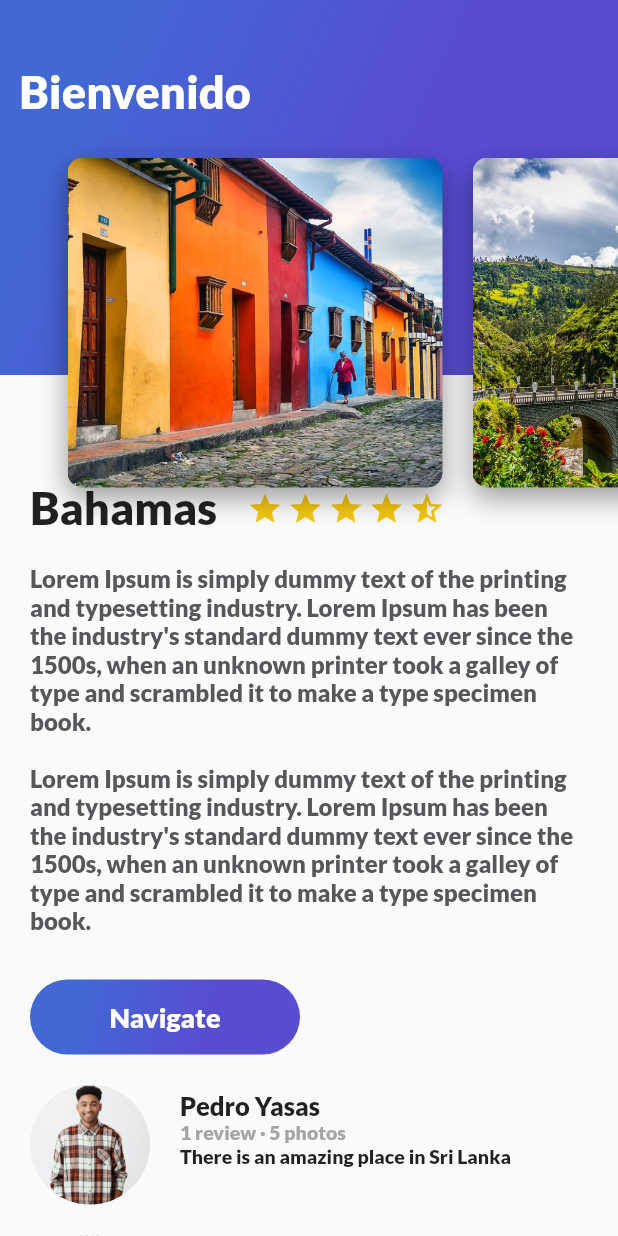
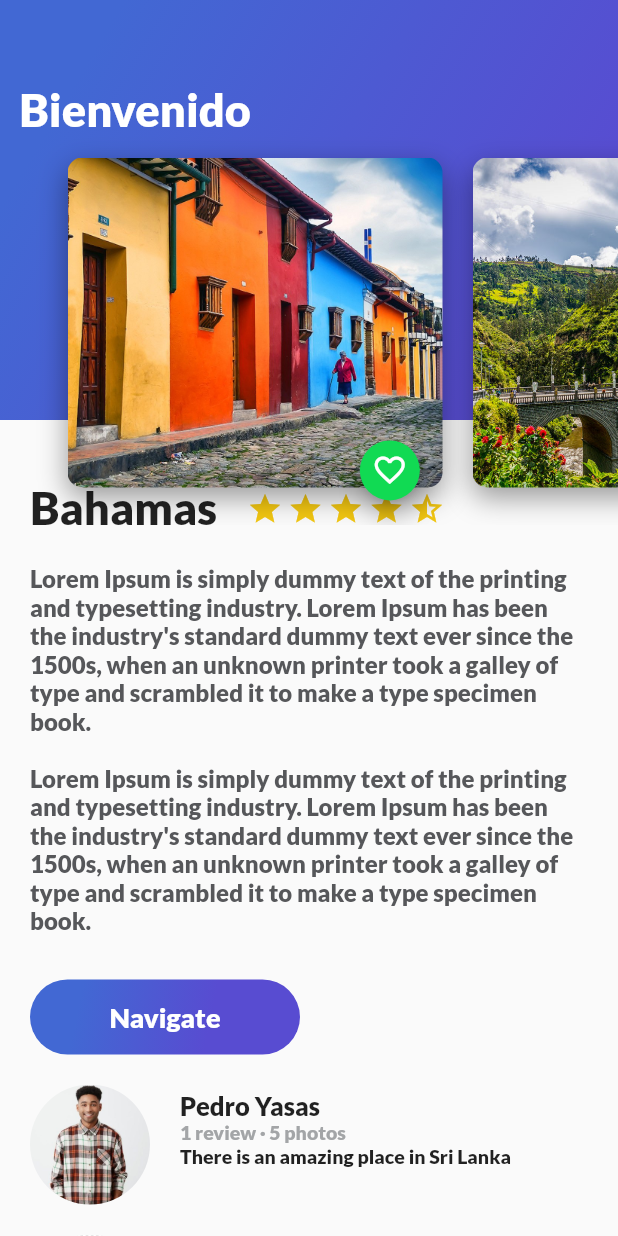
Before and after one commit to makyp/practicaFlutter, a Flutter app: the screen it shows after launch, on a phone screen of 412 x 824 dp. Run offline on Flutter 3.47's test engine with Material 2 defaults, Android fonts, the phone set to English and light mode, and no system bars.

Commit message:
Se agrego el boton de favoritos con iteracion usando un boton de estado

```diff
--- a/lib/card_image.dart
+++ b/lib/card_image.dart
@@ -1,4 +1,5 @@
 import 'package:flutter/material.dart';
+import 'floating_action_button_green.dart';
 class CardImage extends StatelessWidget{
   String pathImage = "assets/img/Pueblo.jpg";
   CardImage(this.pathImage);
@@ -31,7 +32,15 @@ class CardImage extends StatelessWidget{
       ),
 
     );
-    return card;
+    return Stack(//Para devolver un elemento encima de otro
+      alignment: Alignment(0.9,1.1),//Alinear el boton respecto a la tarjeta
+      children: <Widget>[
+        card,
+        FloatingActionButtonGreen(),
+
+      ],
+
+    );
   }
 
 }
--- /dev/null
+++ b/lib/floating_action_button_green.dart
@@ -0,0 +1,42 @@
+import 'package:flutter/material.dart';
+class FloatingActionButtonGreen extends StatefulWidget{
+  @override
+  State<StatefulWidget> createState() {
+    // TODO: implement createState
+    return _FloatingActionButtonGreen();
+  }
+
+}
+
+class _FloatingActionButtonGreen extends State<FloatingActionButtonGreen>{
+  bool _pressed = false;//En un inicio va a estar desactivado
+  void onPressedFav(){//Declaracion del metodo de OnPressed para la accion.
+    ScaffoldMessenger.of(context).showSnackBar(
+      SnackBar(
+        backgroundColor: Colors.purple,
+        content:
+            this._pressed ? Text("Quitaste de tus favoritos"):Text("Agregaste a favoritos")
+      ),
+    );
+    setState(() {
+      _pressed = !this._pressed;
+    });
+    }
+
+  @override
+  Widget build(BuildContext context) {
+    // TODO: implement build
+    return FloatingActionButton(
+      backgroundColor: Color(0xff11da53),
+      mini: true,//boton pequeño
+      tooltip: "Fav",//si alguien lo preciona
+      onPressed: onPressedFav,//se debe agregar siempre, se le esta enviando el metodo que se desea
+      child: Icon(
+        this._pressed ?
+            Icons.favorite:Icons.favorite_border
+      ),
+
+    );
+  }
+
+}
--- a/lib/gradient_back.dart
+++ b/lib/gradient_back.dart
@@ -10,7 +10,7 @@ class GradientBack extends StatelessWidget {
   Widget build(BuildContext context) {
     // TODO: implement build
     return Container(
-      height: 250.0,
+      height: 280.0, //Tamaño del Appbar
       decoration: BoxDecoration(
           gradient: LinearGradient(
                 colors: [
@@ -18,8 +18,8 @@ class GradientBack extends StatelessWidget {
                   Color(0xFF584CD1)
                 ],
               begin: FractionalOffset(0.2, 0.0),
-              end: FractionalOffset(1.0, 0.6),
-                stops: [0.0, 0.6],
+              end: FractionalOffset(1.0, 0.7),
+                stops: [0.0, 0.9],
                 tileMode: TileMode.clamp
 
           )
@@ -33,7 +33,7 @@ class GradientBack extends StatelessWidget {
           fontWeight: FontWeight.bold,
         ),
       ),
-      alignment: Alignment(-0.9,-0.6),
+      alignment: Alignment(-0.9,-0.55),
     );
   }
 
```
